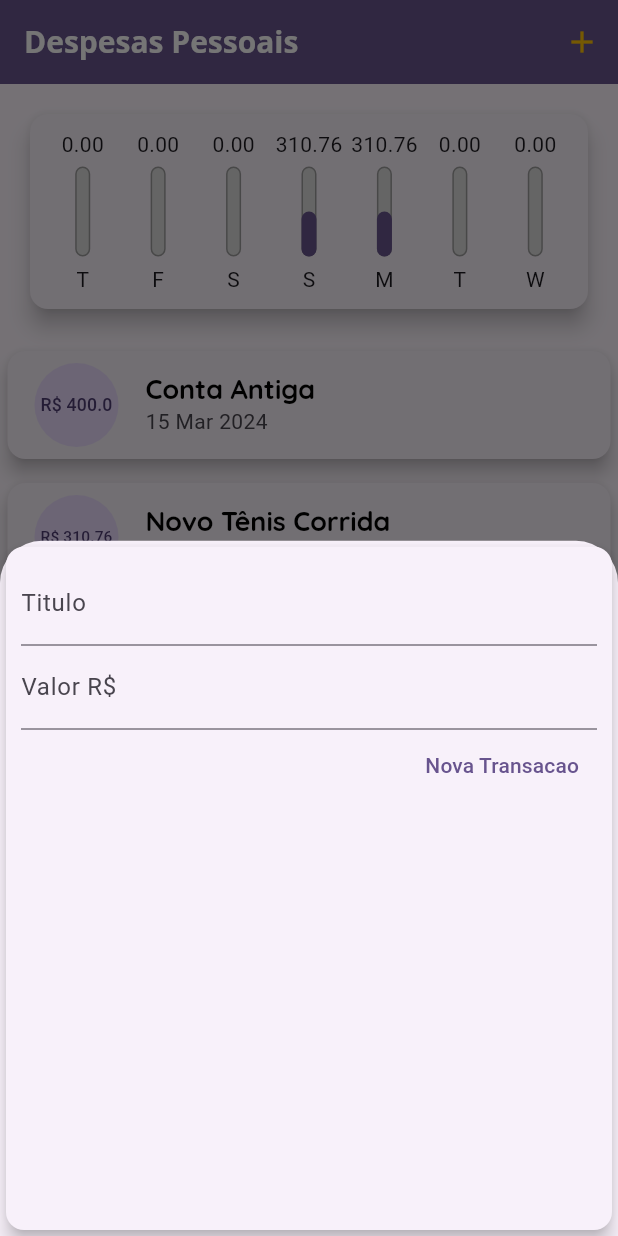
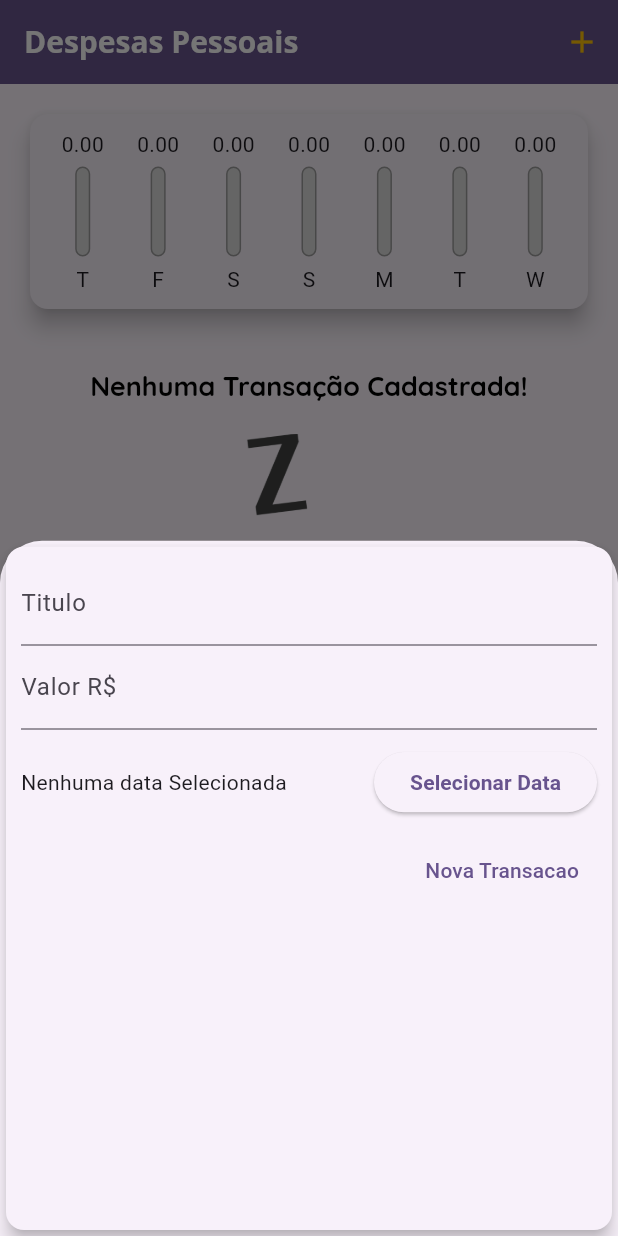
Before and after one commit to adevalter/expenses, a Flutter app: the screen it shows after launch, after a tap on the "add" icon, on a phone screen of 412 x 824 dp. Run offline on Flutter 3.47's test engine with Material 3 defaults, Android fonts, the phone set to English and light mode, and no system bars.

Commit message:
implementado calendario

```diff
--- a/lib/components/chart.dart
+++ b/lib/components/chart.dart
@@ -54,7 +54,9 @@ class Chart extends StatelessWidget {
               child: ChartBar(
                 label: tr['day'] as String,
                 value: tr['value'] as double,
-                percentage: (tr['value'] as double) / _weekTotalValue,
+                percentage: _weekTotalValue == 0
+                    ? 0
+                    : (tr['value'] as double) / _weekTotalValue,
               ),
             );
           }).toList(),
--- a/lib/components/transaction_form.dart
+++ b/lib/components/transaction_form.dart
@@ -1,4 +1,6 @@
 import 'package:flutter/material.dart';
+import 'package:flutter/widgets.dart';
+import 'package:intl/intl.dart';
 
 class TransactionForm extends StatefulWidget {
   final void Function(String, double) onSubmit;
@@ -10,19 +12,35 @@ class TransactionForm extends StatefulWidget {
 }
 
 class _TransactionFormState extends State<TransactionForm> {
-  final titleController = TextEditingController();
-
-  final valueController = TextEditingController();
+  final _titleController = TextEditingController();
+  final _valueController = TextEditingController();
+  DateTime? _selectedDate;
 
   _submitForm() {
-    final title = titleController.text;
-    final value = double.tryParse(valueController.text) ?? 0.0;
+    final title = _titleController.text;
+    final value = double.tryParse(_valueController.text) ?? 0.0;
 
     if (title.isEmpty || value <= 0) {
       return;
     }
 
     widget.onSubmit(title, value);
+  }
+
+  _showDatePicker() {
+    showDatePicker(
+      context: context,
+      initialDate: DateTime.now(),
+      firstDate: DateTime(2024),
+      lastDate: DateTime.now(),
+    ).then((pickedDate) {
+      if (pickedDate == null) {
+        return;
+      }
+      setState(() {
+        _selectedDate = pickedDate;
+      });
+    });
   }
 
   @override
@@ -34,16 +52,39 @@ class _TransactionFormState extends State<TransactionForm> {
         child: Column(
           children: <Widget>[
             TextField(
-              controller: titleController,
+              controller: _titleController,
               onSubmitted: (_) => _submitForm(),
               decoration: const InputDecoration(labelText: 'Titulo'),
             ),
             TextField(
-              controller: valueController,
+              controller: _valueController,
               keyboardType:
                   const TextInputType.numberWithOptions(decimal: true),
               onSubmitted: (_) => _submitForm(),
               decoration: const InputDecoration(labelText: 'Valor R\$'),
+            ),
+            Container(
+              height: 70,
+              child: Row(
+                children: [
+                  Expanded(
+                    child: Text(
+                      _selectedDate == null
+                          ? 'Nenhuma data Selecionada'
+                          : "Data Selecionada: ${DateFormat('dd/MM/y').format(_selectedDate!)}",
+                    ),
+                  ),
+                  ElevatedButton(
+                    onPressed: _showDatePicker,
+                    child: Text(
+                      "Selecionar Data",
+                      style: TextStyle(
+                          fontWeight: FontWeight.bold,
+                          color: Theme.of(context).primaryColor),
+                    ),
+                  )
+                ],
+              ),
             ),
             Row(
               mainAxisAlignment: MainAxisAlignment.end,
--- a/lib/main.dart
+++ b/lib/main.dart
@@ -26,7 +26,8 @@ class ExpensesApp extends StatelessWidget {
                 fontFamily: 'QuickSand',
                 fontSize: 18,
                 fontWeight: FontWeight.bold,
-                  color: Colors.black)),
+                color: Colors.black),
+          ),
           appBarTheme: const AppBarTheme(
               titleTextStyle: TextStyle(
             fontFamily: 'OpenSans',
@@ -45,26 +46,7 @@ class MyHomePage extends StatefulWidget {
 }
 
 class _MyHomePageState extends State<MyHomePage> {
-  final _transactions = [
-    Transaction(
-      id: 't0',
-      title: 'Conta Antiga',
-      value: 400.00,
-      date: DateTime.now().subtract(Duration(days: 33)),
-    ),
-    Transaction(
-      id: 't1',
-      title: 'Novo Tênis Corrida',
-      value: 310.76,
-      date: DateTime.now().subtract(Duration(days: 3)),
-    ),
-    Transaction(
-      id: 't2',
-      title: 'Conta luz',
-      value: 310.76,
-      date: DateTime.now().subtract(Duration(days: 2)),
-    ),
-  ];
+  final List<Transaction> _transactions = [];
 
   List<Transaction> get _recentTransactions {
     return _transactions.where((tr) {
@@ -94,7 +76,8 @@ class _MyHomePageState extends State<MyHomePage> {
       context: context,
       builder: (_) {
         return TransactionForm(_addTransaction);
-        });
+      },
+    );
   }
 
   @override
```
Lines whose indentation alone changed are shown as unchanged.
